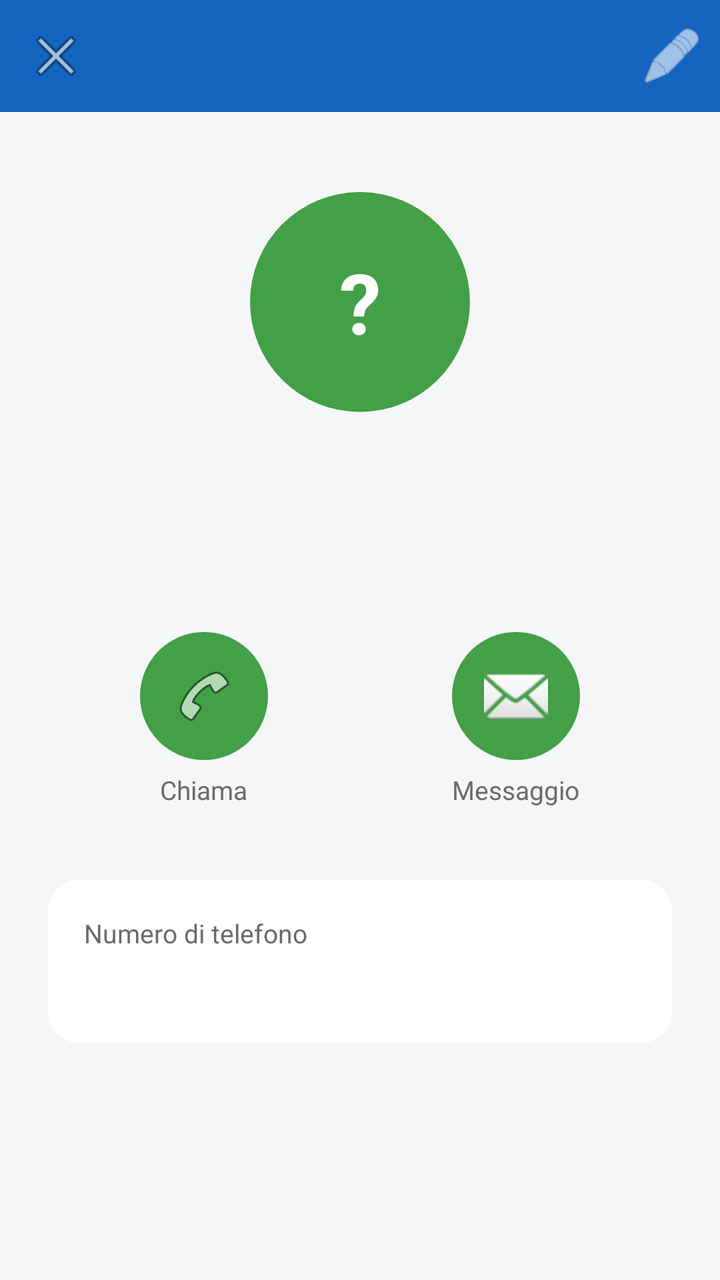
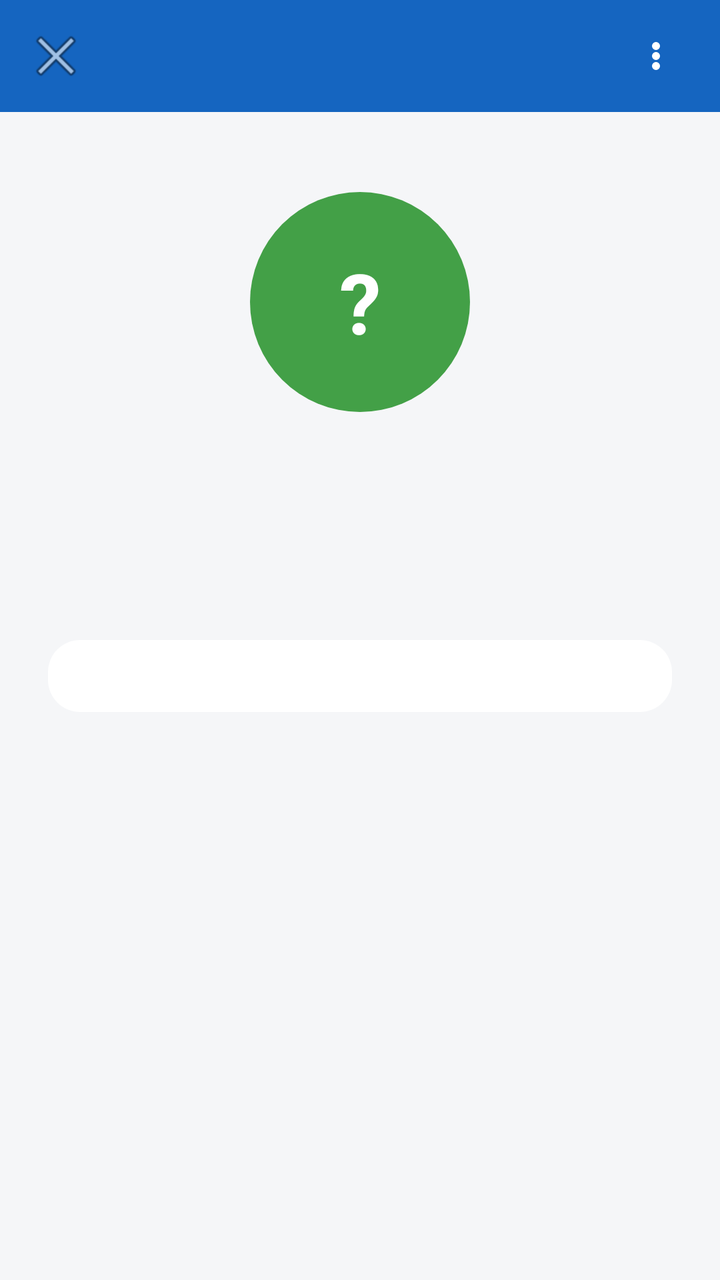

An Android layout rendered at two revisions. The XML below is the earlier revision; the diff shows what the commit changed to produce the second picture.
<!-- AndroidManifest.xml: activity theme Theme.GestioneChiamate -->
<!-- res/layout/activity_contatto_dettaglio.xml -->
<?xml version="1.0" encoding="utf-8"?>
<LinearLayout xmlns:android="http://schemas.android.com/apk/res/android"
    xmlns:app="http://schemas.android.com/apk/res-auto"
    android:layout_width="match_parent"
    android:layout_height="match_parent"
    android:orientation="vertical"
    android:background="@color/background">

    <androidx.appcompat.widget.Toolbar
        android:id="@+id/toolbar"
        android:layout_width="match_parent"
        android:layout_height="?attr/actionBarSize"
        android:background="@color/primary"
        app:navigationIcon="@android:drawable/ic_menu_close_clear_cancel"
        app:titleTextColor="@color/white">

        <ImageButton
            android:id="@+id/btnModifica"
            android:layout_width="wrap_content"
            android:layout_height="wrap_content"
            android:layout_gravity="end|center_vertical"
            android:layout_marginEnd="8dp"
            android:background="?attr/selectableItemBackgroundBorderless"
            android:src="@android:drawable/ic_menu_edit"
            android:contentDescription="Modifica"
            android:tint="@color/white" />

    </androidx.appcompat.widget.Toolbar>

    <ScrollView
        android:layout_width="match_parent"
        android:layout_height="match_parent">

        <LinearLayout
            android:layout_width="match_parent"
            android:layout_height="wrap_content"
            android:orientation="vertical"
            android:gravity="center_horizontal"
            android:padding="24dp">

            <TextView
                android:id="@+id/txtIniziale"
                android:layout_width="110dp"
                android:layout_height="110dp"
                android:layout_marginTop="16dp"
                android:background="@drawable/bg_circle_call"
                android:gravity="center"
                android:textColor="@color/white"
                android:textSize="42sp"
                android:textStyle="bold"
                android:text="?" />

            <TextView
                android:id="@+id/txtNome"
                android:layout_width="match_parent"
                android:layout_height="wrap_content"
                android:layout_marginTop="20dp"
                android:gravity="center"
                android:textColor="@color/text_primary"
                android:textSize="24sp"
                android:textStyle="bold" />

            <TextView
                android:id="@+id/txtNumero"
                android:layout_width="match_parent"
                android:layout_height="wrap_content"
                android:layout_marginTop="4dp"
                android:gravity="center"
                android:textColor="@color/text_secondary"
                android:textSize="16sp" />

            <LinearLayout
                android:layout_width="match_parent"
                android:layout_height="wrap_content"
                android:layout_marginTop="32dp"
                android:orientation="horizontal"
                android:gravity="center">

                <LinearLayout
                    android:layout_width="0dp"
                    android:layout_height="wrap_content"
                    android:layout_weight="1"
                    android:orientation="vertical"
                    android:gravity="center">

                    <ImageButton
                        android:id="@+id/btnChiama"
                        android:layout_width="64dp"
                        android:layout_height="64dp"
                        android:background="@drawable/bg_circle_call"
                        android:src="@android:drawable/ic_menu_call"
                        android:contentDescription="@string/chiama" />

                    <TextView
                        android:layout_width="wrap_content"
                        android:layout_height="wrap_content"
                        android:layout_marginTop="6dp"
                        android:text="@string/chiama"
                        android:textColor="@color/text_secondary"
                        android:textSize="13sp" />

                </LinearLayout>

                <LinearLayout
                    android:layout_width="0dp"
                    android:layout_height="wrap_content"
                    android:layout_weight="1"
                    android:orientation="vertical"
                    android:gravity="center">

                    <ImageButton
                        android:id="@+id/btnMessaggio"
                        android:layout_width="64dp"
                        android:layout_height="64dp"
                        android:background="@drawable/bg_circle_call"
                        android:src="@android:drawable/ic_dialog_email"
                        android:contentDescription="Messaggio" />

                    <TextView
                        android:layout_width="wrap_content"
                        android:layout_height="wrap_content"
                        android:layout_marginTop="6dp"
                        android:text="Messaggio"
                        android:textColor="@color/text_secondary"
                        android:textSize="13sp" />

                </LinearLayout>

            </LinearLayout>

            <LinearLayout
                android:layout_width="match_parent"
                android:layout_height="wrap_content"
                android:layout_marginTop="36dp"
                android:orientation="vertical"
                android:background="@drawable/bg_favorite_slot"
                android:padding="18dp">

                <TextView
                    android:layout_width="match_parent"
                    android:layout_height="wrap_content"
                    android:text="Numero di telefono"
                    android:textColor="@color/text_secondary"
                    android:textSize="13sp" />

                <TextView
                    android:id="@+id/txtNumeroDettaglio"
                    android:layout_width="match_parent"
                    android:layout_height="wrap_content"
                    android:layout_marginTop="4dp"
                    android:textColor="@color/text_primary"
                    android:textSize="18sp" />

            </LinearLayout>

        </LinearLayout>

    </ScrollView>

</LinearLayout>
<!-- resources referenced by this layout -->
<resources>
  <color name="background">#F5F6F8</color>
  <color name="primary">#1565C0</color>
  <color name="text_primary">#1B1B1B</color>
  <color name="text_secondary">#6B6B6B</color>
  <color name="white">#FFFFFF</color>
  <!-- drawable bg_circle_call (drawable) -->
  <shape xmlns:android="http://schemas.android.com/apk/res/android"
      android:shape="oval">
      <solid android:color="@color/accent" />
  </shape>
  <!-- drawable bg_favorite_slot (drawable) -->
  <shape xmlns:android="http://schemas.android.com/apk/res/android"
      android:shape="rectangle">
      <corners android:radius="16dp" />
      <solid android:color="@color/card" />
  </shape>
  <string name="chiama">Chiama</string>
  <style name="Theme.GestioneChiamate" parent="Theme.MaterialComponents.DayNight.NoActionBar">
          <item name="colorPrimary">@color/primary</item>
          <item name="colorPrimaryDark">@color/primary_dark</item>
          <item name="colorAccent">@color/accent</item>
          <item name="android:windowBackground">@color/background</item>
      </style>
  <color name="accent">#43A047</color>
  <color name="card">#FFFFFF</color>
  <color name="primary_dark">#0D47A1</color>
</resources>

<!-- the commit's change to res/layout/activity_contatto_dettaglio.xml (unified diff, before → after) -->
@@ -15,14 +15,14 @@
         app:titleTextColor="@color/white">
 
         <ImageButton
-            android:id="@+id/btnModifica"
-            android:layout_width="wrap_content"
-            android:layout_height="wrap_content"
+            android:id="@+id/btnAzioni"
+            android:layout_width="48dp"
+            android:layout_height="48dp"
             android:layout_gravity="end|center_vertical"
             android:layout_marginEnd="8dp"
             android:background="?attr/selectableItemBackgroundBorderless"
-            android:src="@android:drawable/ic_menu_edit"
-            android:contentDescription="Modifica"
+            android:src="@drawable/ic_altro"
+            android:contentDescription="Azioni contatto"
             android:tint="@color/white" />
 
     </androidx.appcompat.widget.Toolbar>
@@ -72,84 +72,16 @@
             <LinearLayout
                 android:layout_width="match_parent"
                 android:layout_height="wrap_content"
-                android:layout_marginTop="32dp"
-                android:orientation="horizontal"
-                android:gravity="center">
-
-                <LinearLayout
-                    android:layout_width="0dp"
-                    android:layout_height="wrap_content"
-                    android:layout_weight="1"
-                    android:orientation="vertical"
-                    android:gravity="center">
-
-                    <ImageButton
-                        android:id="@+id/btnChiama"
-                        android:layout_width="64dp"
-                        android:layout_height="64dp"
-                        android:background="@drawable/bg_circle_call"
-                        android:src="@android:drawable/ic_menu_call"
-                        android:contentDescription="@string/chiama" />
-
-                    <TextView
-                        android:layout_width="wrap_content"
-                        android:layout_height="wrap_content"
-                        android:layout_marginTop="6dp"
-                        android:text="@string/chiama"
-                        android:textColor="@color/text_secondary"
-                        android:textSize="13sp" />
-
-                </LinearLayout>
-
-                <LinearLayout
-                    android:layout_width="0dp"
-                    android:layout_height="wrap_content"
-                    android:layout_weight="1"
-                    android:orientation="vertical"
-                    android:gravity="center">
-
-                    <ImageButton
-                        android:id="@+id/btnMessaggio"
-                        android:layout_width="64dp"
-                        android:layout_height="64dp"
-                        android:background="@drawable/bg_circle_call"
-                        android:src="@android:drawable/ic_dialog_email"
-                        android:contentDescription="Messaggio" />
-
-                    <TextView
-                        android:layout_width="wrap_content"
-                        android:layout_height="wrap_content"
-                        android:layout_marginTop="6dp"
-                        android:text="Messaggio"
-                        android:textColor="@color/text_secondary"
-                        android:textSize="13sp" />
-
-                </LinearLayout>
-
-            </LinearLayout>
-
-            <LinearLayout
-                android:layout_width="match_parent"
-                android:layout_height="wrap_content"
                 android:layout_marginTop="36dp"
                 android:orientation="vertical"
                 android:background="@drawable/bg_favorite_slot"
                 android:padding="18dp">
 
-                <TextView
+                <LinearLayout
+                    android:id="@+id/contenitoreNumeri"
                     android:layout_width="match_parent"
                     android:layout_height="wrap_content"
-                    android:text="Numero di telefono"
-                    android:textColor="@color/text_secondary"
-                    android:textSize="13sp" />
-
-                <TextView
-                    android:id="@+id/txtNumeroDettaglio"
-                    android:layout_width="match_parent"
-                    android:layout_height="wrap_content"
-                    android:layout_marginTop="4dp"
-                    android:textColor="@color/text_primary"
-                    android:textSize="18sp" />
+                    android:orientation="vertical" />
 
             </LinearLayout>
 
<!-- resource entries referenced after the edit -->
@@ -16,7 +16,16 @@
       <corners android:radius="16dp" />
       <solid android:color="@color/card" />
   </shape>
-  <string name="chiama">Chiama</string>
+  <!-- drawable ic_altro (drawable) -->
+  <vector xmlns:android="http://schemas.android.com/apk/res/android"
+      android:width="24dp"
+      android:height="24dp"
+      android:viewportWidth="24"
+      android:viewportHeight="24">
+      <path android:fillColor="#FFFFFF" android:pathData="M12,7m-2,0a2,2 0,1 1,4 0a2,2 0,1 1,-4 0" />
+      <path android:fillColor="#FFFFFF" android:pathData="M12,12m-2,0a2,2 0,1 1,4 0a2,2 0,1 1,-4 0" />
+      <path android:fillColor="#FFFFFF" android:pathData="M12,17m-2,0a2,2 0,1 1,4 0a2,2 0,1 1,-4 0" />
+  </vector>
   <style name="Theme.GestioneChiamate" parent="Theme.MaterialComponents.DayNight.NoActionBar">
           <item name="colorPrimary">@color/primary</item>
           <item name="colorPrimaryDark">@color/primary_dark</item>
